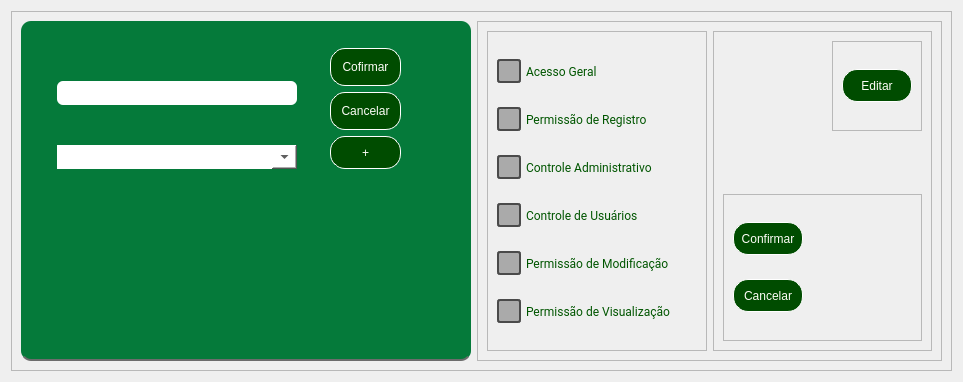
Before: the Qt Designer form PATP/bckp/asset_ctrl/templates/interfaces/cargo_config.ui in eduardogm22/controle_patrimonio, drawn with Qt 5.
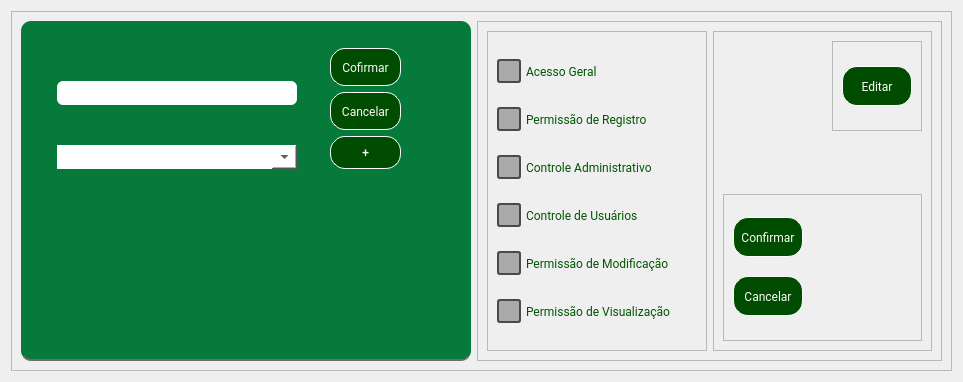
After: the same form once the commit is applied.

```diff
--- a/PATP/bckp/asset_ctrl/templates/interfaces/cargo_config.ui
+++ b/PATP/bckp/asset_ctrl/templates/interfaces/cargo_config.ui
@@ -205,6 +205,12 @@
                    <height>40</height>
                   </size>
                  </property>
+                 <property name="font">
+                  <font>
+                   <family>Roboto</family>
+                   <pointsize>9</pointsize>
+                  </font>
+                 </property>
                  <property name="styleSheet">
                   <string notr="true">QPushButton { color:rgb(254, 253, 247);
 	border-radius:15px;		
@@ -242,6 +248,12 @@
                    <height>40</height>
                   </size>
                  </property>
+                 <property name="font">
+                  <font>
+                   <family>Roboto</family>
+                   <pointsize>9</pointsize>
+                  </font>
+                 </property>
                  <property name="styleSheet">
                   <string notr="true">QPushButton { color:rgb(254, 253, 247);
 	border-radius:15px;		
@@ -279,6 +291,13 @@
                    <height>33</height>
                   </size>
                  </property>
+                 <property name="font">
+                  <font>
+                   <pointsize>9</pointsize>
+                   <weight>75</weight>
+                   <bold>true</bold>
+                  </font>
+                 </property>
                  <property name="styleSheet">
                   <string notr="true">QPushButton { color:rgb(254, 253, 247);
 	border-radius:15px;		
@@ -612,9 +631,15 @@
                  <property name="maximumSize">
                   <size>
                    <width>70</width>
-                   <height>33</height>
+                   <height>40</height>
                   </size>
                  </property>
+                 <property name="font">
+                  <font>
+                   <family>Roboto</family>
+                   <pointsize>9</pointsize>
+                  </font>
+                 </property>
                  <property name="styleSheet">
                   <string notr="true">QPushButton { color:rgb(254, 253, 247);
 	border-radius:15px;		
@@ -655,9 +680,15 @@
                  <property name="maximumSize">
                   <size>
                    <width>70</width>
-                   <height>33</height>
+                   <height>40</height>
                   </size>
                  </property>
+                 <property name="font">
+                  <font>
+                   <family>Roboto</family>
+                   <pointsize>9</pointsize>
+                  </font>
+                 </property>
                  <property name="styleSheet">
                   <string notr="true">QPushButton { color:rgb(254, 253, 247);
 	border-radius:15px;		
@@ -686,9 +717,15 @@
                  <property name="maximumSize">
                   <size>
                    <width>70</width>
-                   <height>33</height>
+                   <height>40</height>
                   </size>
                  </property>
+                 <property name="font">
+                  <font>
+                   <family>Roboto</family>
+                   <pointsize>9</pointsize>
+                  </font>
+                 </property>
                  <property name="styleSheet">
                   <string notr="true">QPushButton { color:rgb(254, 253, 247);
 	border-radius:15px;		
```
